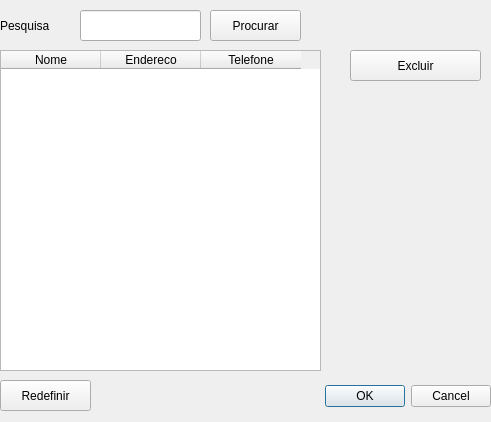
Above: frmexcluir.ui from thschmitz/ClientsInsertion before the change. Below: the same form after it.
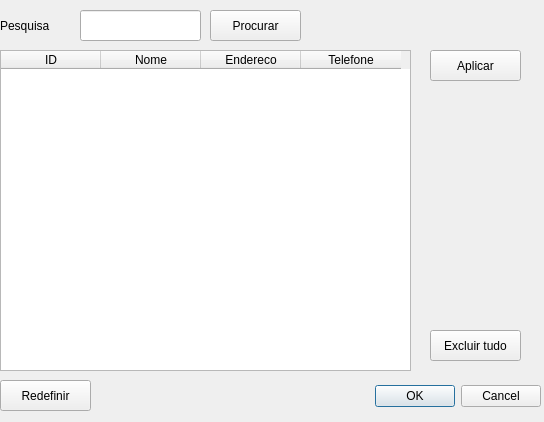
That is the form after the change.

Diff of the .ui file:
```diff
--- a/frmexcluir.ui
+++ b/frmexcluir.ui
@@ -2,13 +2,21 @@
 <ui version="4.0">
  <class>Dialog</class>
  <widget class="QDialog" name="Dialog">
+  <property name="geometry">
+   <rect>
+    <x>0</x>
+    <y>0</y>
+    <width>544</width>
+    <height>422</height>
+   </rect>
+  </property>
   <property name="windowTitle">
    <string>Dialog</string>
   </property>
   <widget class="QDialogButtonBox" name="buttonBox">
    <property name="geometry">
     <rect>
-     <x>310</x>
+     <x>360</x>
      <y>380</y>
      <width>181</width>
      <height>32</height>
@@ -26,10 +34,15 @@
     <rect>
      <x>0</x>
      <y>50</y>
-     <width>321</width>
+     <width>411</width>
      <height>321</height>
     </rect>
    </property>
+   <column>
+    <property name="text">
+     <string>ID</string>
+    </property>
+   </column>
    <column>
     <property name="text">
      <string>Nome</string>
@@ -59,19 +72,6 @@
     <string>Redefinir</string>
    </property>
   </widget>
-  <widget class="QPushButton" name="btnAplicar">
-   <property name="geometry">
-    <rect>
-     <x>350</x>
-     <y>50</y>
-     <width>131</width>
-     <height>31</height>
-    </rect>
-   </property>
-   <property name="text">
-    <string>Excluir</string>
-   </property>
-  </widget>
   <widget class="QLabel" name="label">
    <property name="geometry">
     <rect>
@@ -108,6 +108,32 @@
     <string>Procurar</string>
    </property>
   </widget>
+  <widget class="QPushButton" name="btnExcluirTudo">
+   <property name="geometry">
+    <rect>
+     <x>430</x>
+     <y>330</y>
+     <width>91</width>
+     <height>31</height>
+    </rect>
+   </property>
+   <property name="text">
+    <string>Excluir tudo</string>
+   </property>
+  </widget>
+  <widget class="QPushButton" name="btnAplicar">
+   <property name="geometry">
+    <rect>
+     <x>430</x>
+     <y>50</y>
+     <width>91</width>
+     <height>31</height>
+    </rect>
+   </property>
+   <property name="text">
+    <string>Aplicar</string>
+   </property>
+  </widget>
  </widget>
  <resources/>
  <connections>
```
Left out of the diff: 2 changed lines with no effect on the pictures.
